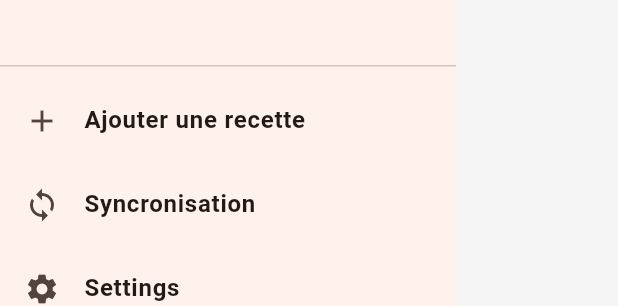
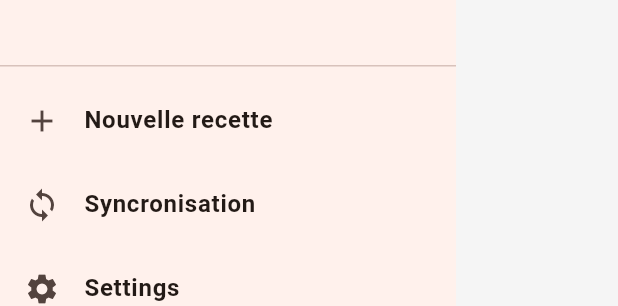
Before and after one commit to Boudiz/recipes, a Flutter app: the MenuDrawer widget shown alone on an empty page, opened directly, on a phone screen of 412 x 824 dp. Shown: the part 175-481 px from the top of the screen. Run offline on Flutter 3.47's test engine with Material 3 defaults, Android fonts, the phone set to English and light mode, and no system bars; our stand-ins replace shared_preferences, sqflite, tuple, wakelock_plus; accounts and stored records are empty.

Commit message:
Menu with const name same as page title

```diff
--- a/lib/widgets/main_menu.dart
+++ b/lib/widgets/main_menu.dart
@@ -1,5 +1,6 @@
 import 'package:flutter/material.dart';
 import 'package:recipes/add_recipe_form.dart';
+import 'package:recipes/models/text_constants.dart';
 import 'package:recipes/settings.dart';
 import 'package:recipes/sync_page.dart';
 
@@ -15,17 +16,17 @@ class MenuDrawer extends StatelessWidget {
           ),
           ListTile(
             leading: Icon(Icons.add),
-            title: Text('Ajouter une recette'),
+            title: Text(TextConstants.formTitle),
             onTap: () {
               Navigator.push(
                 context,
                 MaterialPageRoute(builder: (context) => FormRecipeApp()),
-              );
+              ).then((_) => Navigator.pop(context));
             },
           ),
           ListTile(
             leading: Icon(Icons.sync),
-            title: Text('Syncronisation'),
+            title: Text(TextConstants.syncTitle),
             onTap: () {
               Navigator.push(
                 context,
@@ -35,7 +36,7 @@ class MenuDrawer extends StatelessWidget {
           ),
           ListTile(
             leading: Icon(Icons.settings),
-            title: Text('Settings'),
+            title: Text(TextConstants.settings),
             onTap: () {
               Navigator.push(
                 context,
```
